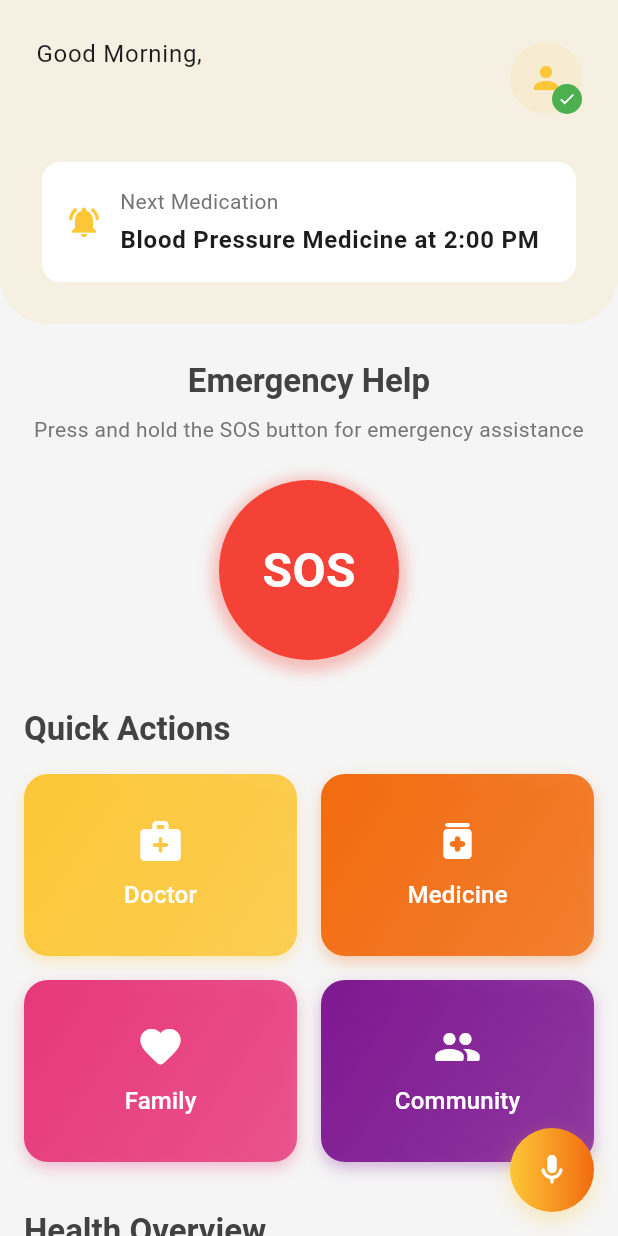
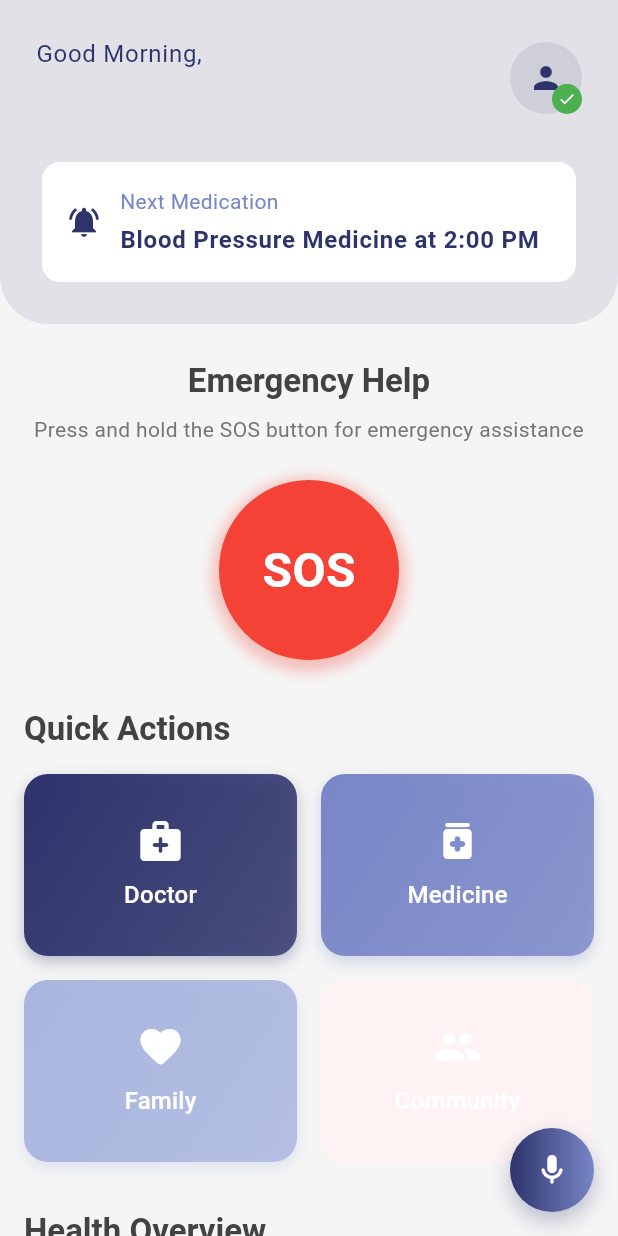
Before and after one commit to kichuman28/Wise-Care, a Flutter app: the HomeScreen screen opened directly, on a phone screen of 412 x 824 dp. Run offline on Flutter 3.47's test engine with Material 3 defaults, Android fonts, the light colour scheme and no system bars; our stand-ins replace battery_plus, cloud_firestore, connectivity_plus, device_info_plus, file_picker, firebase_auth and 6 more; missing offline and left inert: cloudinary_public; accounts and stored records are empty; network calls fail.

Commit message:
Update App Theme: Revise Color Palette with Navy Blue and Soft Tones

```diff
--- a/lib/core/theme/app_theme.dart
+++ b/lib/core/theme/app_theme.dart
@@ -1,15 +1,15 @@
 import 'package:flutter/material.dart';
 
 class AppColors {
-  static const Color primary = Color(0xFFFCC737);      // Yellow
-  static const Color secondary = Color(0xFFF26B0F);    // Orange
-  static const Color tertiary = Color(0xFFE73879);     // Pink
-  static const Color quaternary = Color(0xFF7E1891);   // Purple
+  static const Color primary = Color(0xFF2D336B); // Dark Navy Blue
+  static const Color secondary = Color(0xFF7886C7); // Medium Blue-Purple
+  static const Color tertiary = Color(0xFFA9B5DF); // Light Blue-Gray
+  static const Color quaternary = Color(0xFFFFF2F2); // Very Light Pink
 
-  static const Color background = Color(0xFFFAFAFA);
+  static const Color background = Color(0xFFFFF2F2); // Using quaternary as background
   static const Color surface = Colors.white;
-  static const Color text = Color(0xFF1D1D1D);
-  static const Color textSecondary = Color(0xFF757575);
+  static const Color text = Color(0xFF2D336B); // Using primary for text
+  static const Color textSecondary = Color(0xFF7886C7); // Using secondary for secondary text
 }
 
 class AppTheme {
@@ -26,7 +26,7 @@
       onSurface: AppColors.text,
       onPrimary: Colors.white,
       onSecondary: Colors.white,
-      onTertiary: Colors.white,
+      onTertiary: AppColors.primary,
       error: Colors.red,
       onError: Colors.white,
     ),
```
